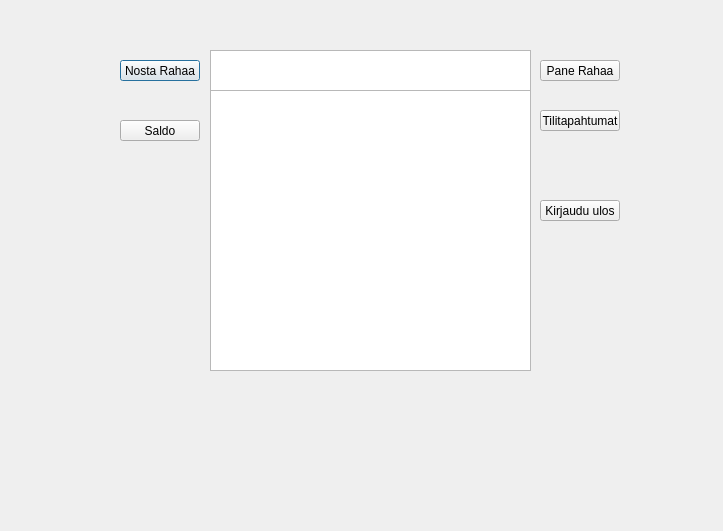
First picture: the form in bankautomat/toimintosivu.ui, repository tvt21kmo-bank-project/group_6, before the edit.
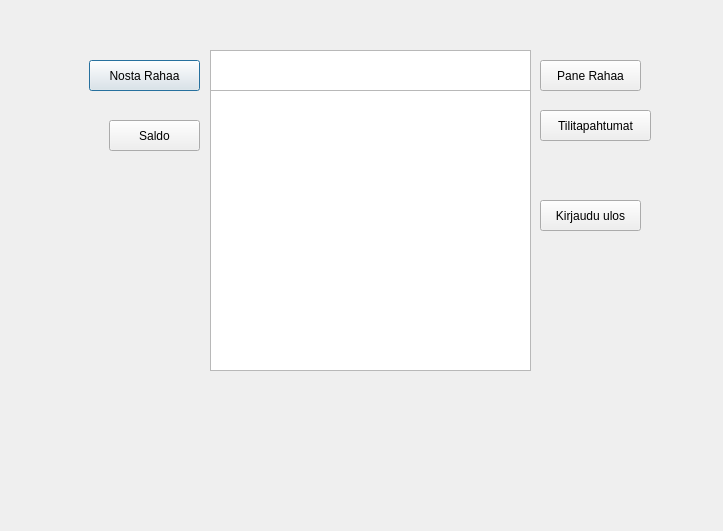
Second picture: the form after the edit.

Patch:
```diff
--- a/bankautomat/toimintosivu.ui
+++ b/bankautomat/toimintosivu.ui
@@ -16,10 +16,10 @@
   <widget class="QPushButton" name="pushButtonNosta">
    <property name="geometry">
     <rect>
-     <x>120</x>
+     <x>89</x>
      <y>60</y>
-     <width>80</width>
-     <height>21</height>
+     <width>111</width>
+     <height>31</height>
     </rect>
    </property>
    <property name="text">
@@ -31,8 +31,8 @@
     <rect>
      <x>540</x>
      <y>60</y>
-     <width>80</width>
-     <height>21</height>
+     <width>101</width>
+     <height>31</height>
     </rect>
    </property>
    <property name="text">
@@ -42,10 +42,10 @@
   <widget class="QPushButton" name="pushButtonSaldo">
    <property name="geometry">
     <rect>
-     <x>120</x>
+     <x>109</x>
      <y>120</y>
-     <width>80</width>
-     <height>21</height>
+     <width>91</width>
+     <height>31</height>
     </rect>
    </property>
    <property name="text">
@@ -57,8 +57,8 @@
     <rect>
      <x>540</x>
      <y>110</y>
-     <width>80</width>
-     <height>21</height>
+     <width>111</width>
+     <height>31</height>
     </rect>
    </property>
    <property name="text">
@@ -70,8 +70,8 @@
     <rect>
      <x>540</x>
      <y>200</y>
-     <width>80</width>
-     <height>21</height>
+     <width>101</width>
+     <height>31</height>
     </rect>
    </property>
    <property name="text">
```
